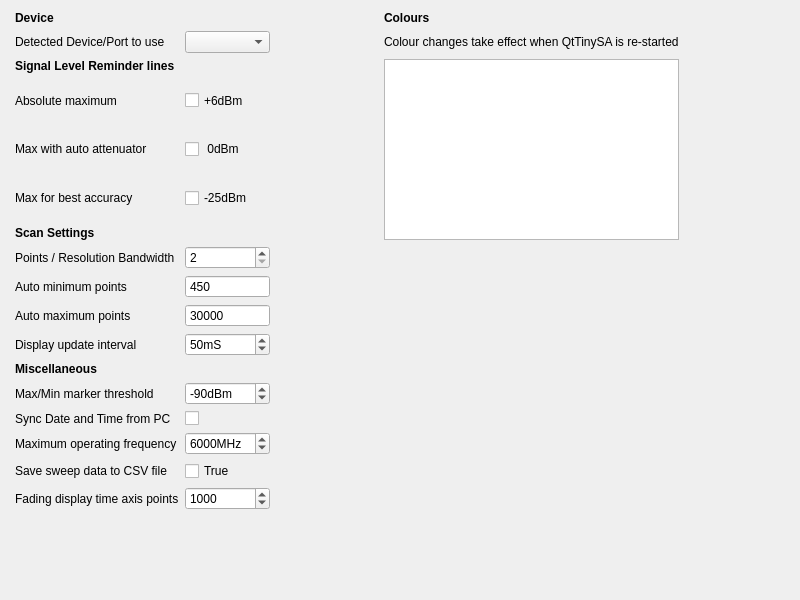
Before: the Qt Designer form src/QtTSAsettings.ui in g4ixt/QtTinySA, drawn with Qt 5.
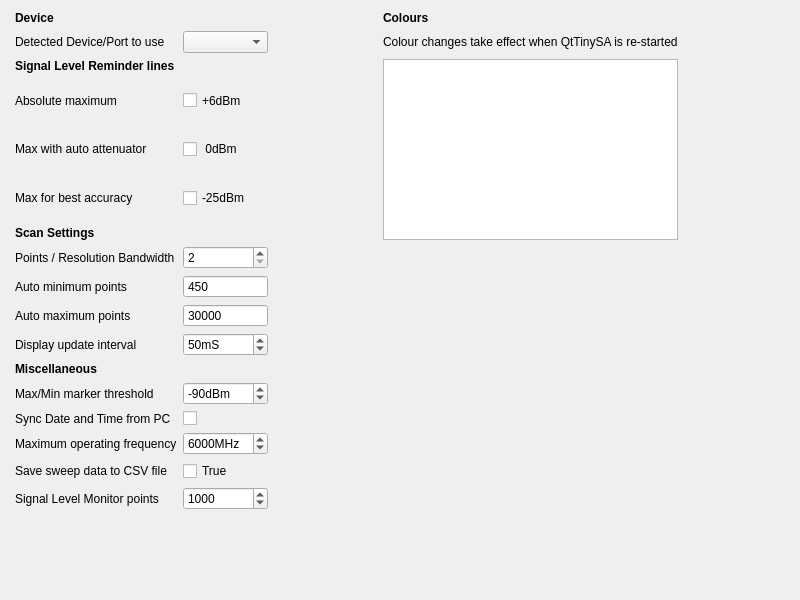
After: the same form once the commit is applied.

```diff
--- a/src/QtTSAsettings.ui
+++ b/src/QtTSAsettings.ui
@@ -513,7 +513,7 @@
     <item row="16" column="0">
      <widget class="QLabel" name="label_21">
       <property name="text">
-       <string>Fading display time axis points</string>
+       <string>Signal Level Monitor points</string>
       </property>
      </widget>
     </item>
```
